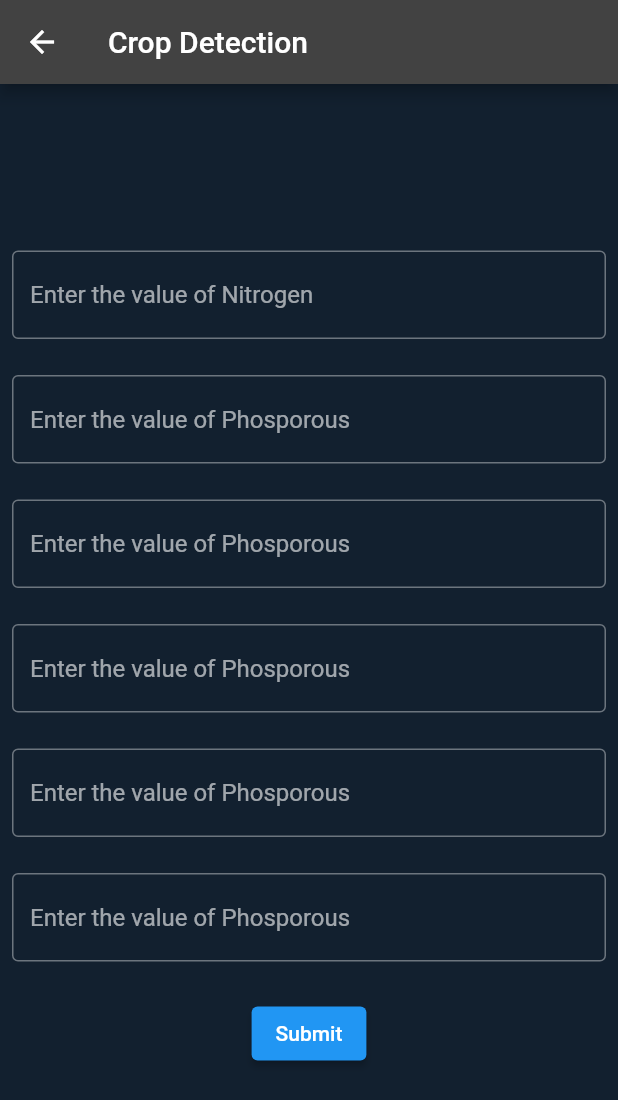
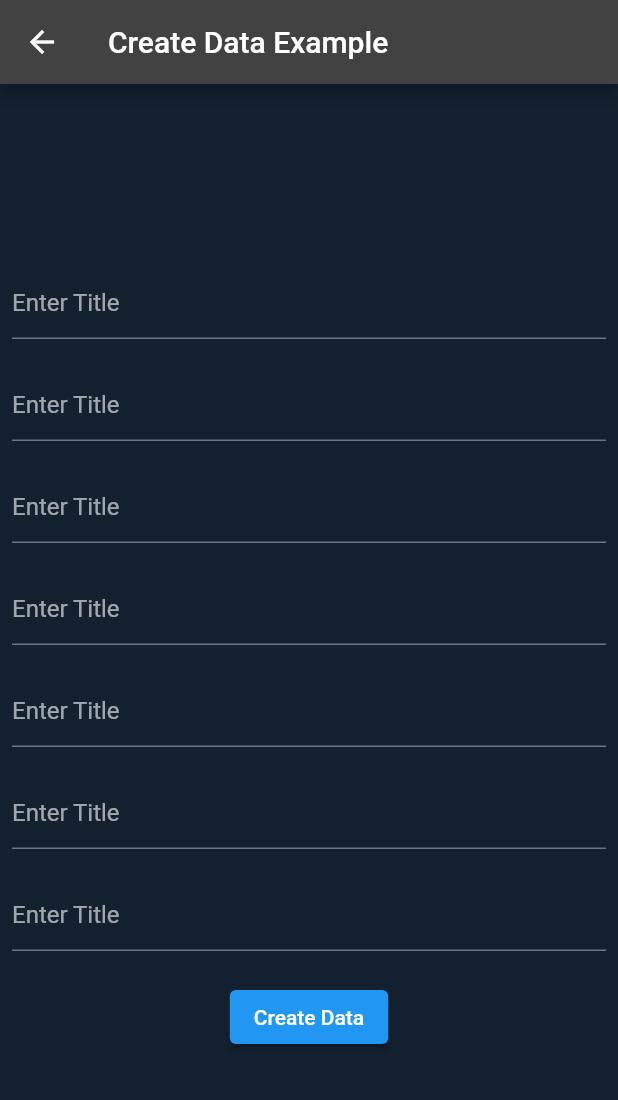
Before and after one commit to Sagar7057/FarmApp, a Flutter app: the CropDetection screen opened directly, on a phone screen of 412 x 824 dp. Shown: the top 1100 px of the screen. Run offline on Flutter 3.47's test engine with Material 2 defaults, Android fonts, the phone set to English and light mode, and no system bars.

Commit message:
Harvesting push

```diff
--- a/lib/Pages/crop_detection.dart
+++ b/lib/Pages/crop_detection.dart
@@ -1,89 +1,164 @@
+import 'dart:async';
+import 'dart:convert';
+
 import 'package:flutter/material.dart';
+import 'package:http/http.dart' as http;
 
-// Crop-Detection Page Class
-class CropDetection extends StatelessWidget {
+Future<Album> createAlbum(String first,String second,String third,String fourth,String fifth,String six,String sev) async {
+  final response = await http.post(
+    Uri.parse('http://127.0.0.1:8000/'),
+    headers: <String, String>{
+      'Content-Type': 'application/json; charset=UTF-8',
+    },
+    body: jsonEncode(<String, String>{
+      'first':first,
+      'second':second,
+      'third':third,
+      'fourth':fourth,
+      'fifth':fifth,
+      'six':six,
+      'sev':sev
+    }),
+  );
+
+  if (response.statusCode == 200) {
+    // If the server did return a 201 CREATED response,
+    // then parse the JSON.
+    return Album.fromJson(jsonDecode(response.body));
+  } else {
+    // If the server did not return a 201 CREATED response,
+    // then throw an exception.
+    throw Exception('Failed to create album.');
+  }
+}
+
+class Album {
+
+  final String modules;
+  final String subject;
+
+
+  const Album({required this.modules,required this.subject});
+
+  factory Album.fromJson(Map<String, dynamic> json) {
+    return Album(
+      modules: json['Modules'],
+      subject: json['Subject']
+      // sev:json['sev'],
+
+    );
+  }
+}
+
+
+class CropDetection extends StatefulWidget {
   const CropDetection({super.key});
 
   @override
-  Widget build(BuildContext context)
-  {
+  State<CropDetection> createState() {
+    return _CropDetectionState();
+  }
+}
 
+class _CropDetectionState extends State<CropDetection> {
+  final List<TextEditingController> _controller = List.generate(74, (i) => TextEditingController());
+  Future<Album>? _futureAlbum;
+
+  @override
+  Widget build(BuildContext context) {
     return Scaffold(
-      appBar:AppBar(
-        title:const Text('Crop Detection')
-      ),
-      body:Center(
-        child:Column(
-            crossAxisAlignment: CrossAxisAlignment.center,
-            mainAxisAlignment: MainAxisAlignment.center,
+        // resizeToAvoidBottomInset: false,
+        appBar: AppBar(
+          title: const Text('Create Data Example'),
+        ),
+        body: Container(
+          alignment: Alignment.center,
+          padding: const EdgeInsets.all(8.0),
+          child: (_futureAlbum == null) ? buildColumn() : buildFutureBuilder(),
+        ),
+    );
+  }
 
-            children:  <Widget>[
-              const Padding(
-                padding: EdgeInsets.symmetric(horizontal: 8, vertical: 12),
-                child: TextField(
-                  decoration: InputDecoration(
-                    border: OutlineInputBorder(),
-                    hintText: 'Enter the value of Nitrogen',
-                  ),
-                ),
-              ),
-              const Padding(
-                padding: EdgeInsets.symmetric(horizontal: 8, vertical: 12),
-                child: TextField(
-                  decoration: InputDecoration(
-                    border: OutlineInputBorder(),
-                    hintText: 'Enter the value of Phosporous',
-                  ),
-                ),
-              ),
-              const Padding(
-                padding: EdgeInsets.symmetric(horizontal: 8, vertical: 12),
-                child: TextField(
-                  decoration: InputDecoration(
-                    border: OutlineInputBorder(),
-                    hintText: 'Enter the value of Phosporous',
-                  ),
-                ),
-              ),
-              const Padding(
-                padding: EdgeInsets.symmetric(horizontal: 8, vertical: 12),
-                child: TextField(
-                  decoration: InputDecoration(
-                    border: OutlineInputBorder(),
-                    hintText: 'Enter the value of Phosporous',
-                  ),
-                ),
-              ),
-              const Padding(
-                padding: EdgeInsets.symmetric(horizontal: 8, vertical: 12),
-                child: TextField(
-                  decoration: InputDecoration(
-                    border: OutlineInputBorder(),
-                    hintText: 'Enter the value of Phosporous',
-                  ),
-                ),
-              ),
-              const Padding(
-                padding: EdgeInsets.symmetric(horizontal: 8, vertical: 12),
-                child: TextField(
-                  decoration: InputDecoration(
-                    border: OutlineInputBorder(),
-                    hintText: 'Enter the value of Phosporous',
-                  ),
-                ),
-              ),
-              Padding(
-                padding: const EdgeInsets.symmetric(horizontal: 8, vertical: 12),
-                child: ElevatedButton(
-                  onPressed:() {
+  Column buildColumn() {
+    return Column(
+      mainAxisAlignment: MainAxisAlignment.center,
+      children: <Widget>[
+        TextField(
+          controller: _controller[0],
+          decoration: const InputDecoration(hintText: 'Enter Title'),
+        ),
+        Container(height:20),
+        TextField(
+          controller: _controller[1],
+          decoration: const InputDecoration(hintText: 'Enter Title'),
+        ),
+        Container(height:20),
+        TextField(
+          controller: _controller[2],
+          decoration: const InputDecoration(hintText: 'Enter Title'),
+        ),
+        Container(height:20),
+        TextField(
+          controller: _controller[3],
+          decoration: const InputDecoration(hintText: 'Enter Title'),
+        ),
+        Container(height:20),
+        TextField(
+          controller: _controller[4],
+          decoration: const InputDecoration(hintText: 'Enter Title'),
+        ),
+        Container(height:20),
+        TextField(
+          controller: _controller[5],
+          decoration: const InputDecoration(hintText: 'Enter Title'),
+        ),
+        Container(height:20),
+        TextField(
+          controller: _controller[6],
+          decoration: const InputDecoration(hintText: 'Enter Title'),
+        ),
+        Container(height:20),
+        ElevatedButton(
+          onPressed: () {
+            setState(() {
+              _futureAlbum = createAlbum(
+                _controller[0].text,
+                _controller[1].text,
+                _controller[2].text,
+                _controller[3].text,
+                _controller[4].text,
+                _controller[5].text,
+                _controller[6].text,
+              );
+            });
+          },
+          child: const Text('Create Data'),
+        ),
+      ],
+    );
+  }
 
-                  },
-                  child:const Text('Submit')
-                  ),
-              ),
+  FutureBuilder<Album> buildFutureBuilder() {
+    return FutureBuilder<Album>(
+      future: _futureAlbum,
+      builder: (context, snapshot) {
+        if (snapshot.hasData) {
+          return Scaffold(
+            body:Center(
+            child:Column(
+            children: <Widget>[
+             Text('we recommend ${snapshot.data!.modules}'),
             ],
-        ),
-      ),
+          )
+         )
+         );
+
+        } else if (snapshot.hasError) {
+          return Text('${snapshot.error}');
+        }
+
+        return const CircularProgressIndicator();
+      },
     );
   }
 }
```
